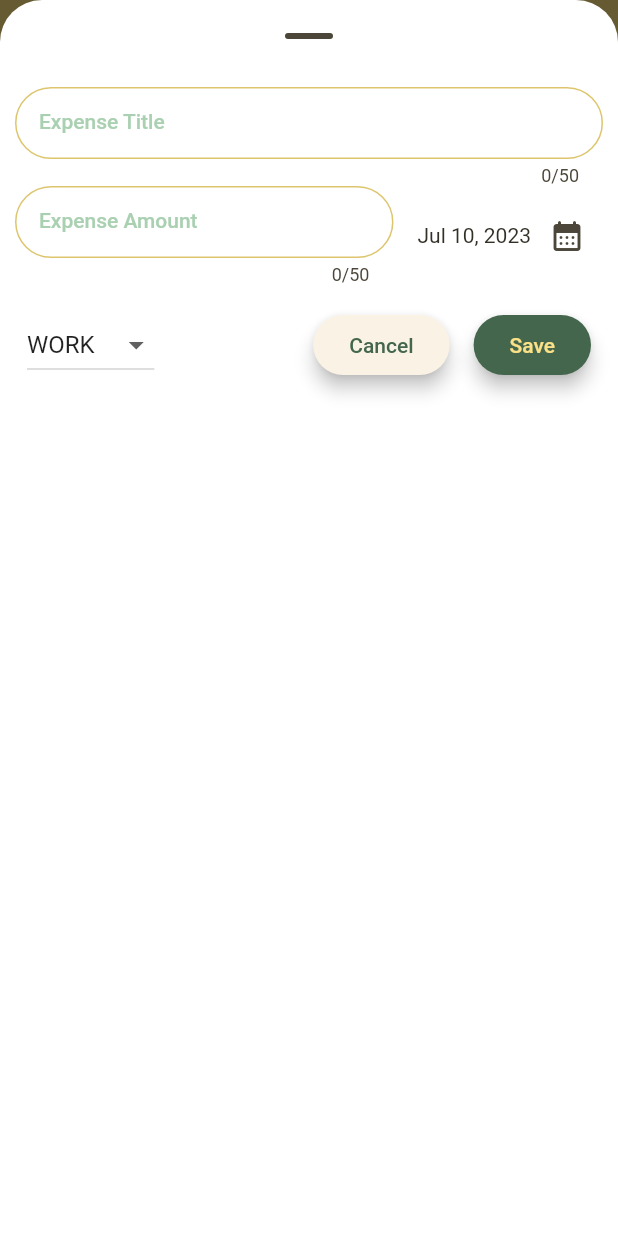
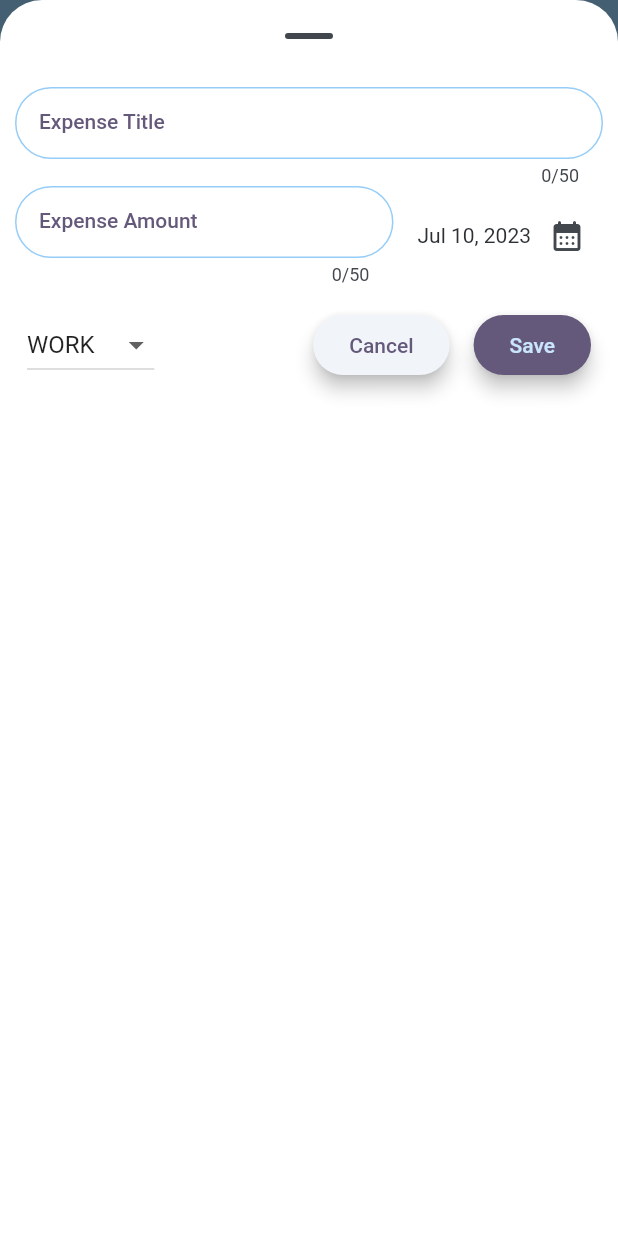
Before and after one commit to jaspal007/Expense-Tracker, a Flutter app: the screen it shows after launch, after a tap on the "add" icon, on a phone screen of 412 x 824 dp. Run offline on Flutter 3.47's test engine with Material 2 defaults, Android fonts, the phone set to English and light mode, and no system bars.

Commit message:
dark mode and chart

```diff
--- a/lib/main.dart
+++ b/lib/main.dart
@@ -1,3 +1,4 @@
+import 'package:expense_tracker/resources/global_variables.dart';
 import 'package:flutter/material.dart';
 
 import 'widget/expenses.dart';
@@ -14,27 +15,47 @@ class MyApp extends StatefulWidget {
 }
 
 class _MyAppState extends State<MyApp> {
-  // void setTheme() {
-  //   setState(() {
-  //     themeMode == ThemeMode.system;
-  //   });
-  // }
+  void setSeedColor() {
+    seedColor.value = backGround[backgroundColors.value]!;
+  }
+
 
   @override
   Widget build(BuildContext context) {
-    return MaterialApp(
-      themeMode: ThemeMode.system,
-      theme: themeDataLight,
-      darkTheme: themeDataDark,
-      debugShowCheckedModeBanner: false,
-      home: const Expenses(),
+    return ValueListenableBuilder<Color>(
+      valueListenable: seedColor,
+      builder: (context, Color color, child) {
+        return MaterialApp(
+          themeMode: ThemeMode.system,
+          theme: themeDataLight,
+          darkTheme: themeDataDark,
+          debugShowCheckedModeBanner: false,
+          home: Expenses(
+            backgroundColors: backgroundColors.value,
+            onColorchange: setSeedColor,
+          ),
+        );
+      },
     );
   }
 }
 
+Map<BackgroundColors, Color> backGround = {
+  BackgroundColors.yellow: const Color.fromRGBO(255, 227, 146, 1),
+  BackgroundColors.purple: const Color.fromARGB(255, 226, 192, 233),
+  BackgroundColors.green: const Color.fromARGB(255, 172, 227, 174),
+  BackgroundColors.blue: const Color.fromARGB(255, 158, 197, 229),
+  BackgroundColors.pink: const Color.fromARGB(255, 224, 170, 188),
+};
+
+final ValueNotifier<BackgroundColors> backgroundColors =
+    ValueNotifier(BackgroundColors.blue);
+ValueNotifier<Color> seedColor =
+    ValueNotifier(backGround[backgroundColors.value]!);
+
 //light theme
 final kColorScheme = ColorScheme.fromSeed(
-  seedColor: const Color.fromRGBO(250, 227, 146, 1),
+  seedColor: seedColor.value,
 );
 
 final ThemeData themeDataLight = ThemeData().copyWith(
@@ -73,6 +94,22 @@ final ThemeData themeDataLight = ThemeData().copyWith(
           //backgroundColor: Colors.blue,
         ),
       ),
+  inputDecorationTheme: const InputDecorationTheme().copyWith(
+    border: OutlineInputBorder(
+      borderRadius: BorderRadius.circular(50),
+    ),
+    enabledBorder: OutlineInputBorder(
+      borderRadius: BorderRadius.circular(50),
+      borderSide: BorderSide(color: kColorScheme.inversePrimary),
+    ),
+    focusedBorder: OutlineInputBorder(
+      borderRadius: BorderRadius.circular(50),
+      borderSide: BorderSide(color: kColorScheme.inversePrimary, width: 2),
+    ),
+    prefixStyle: TextStyle(color: kColorScheme.tertiary),
+    labelStyle: TextStyle(color: kColorScheme.tertiary),
+    hintStyle: TextStyle(color: kColorScheme.tertiary),
+  ),
   snackBarTheme: const SnackBarThemeData().copyWith(
     backgroundColor: kColorScheme.onSecondaryContainer,
   ),
@@ -85,7 +122,7 @@ final ThemeData themeDataLight = ThemeData().copyWith(
 //dark theme
 final kDarkColorScheme = ColorScheme.fromSeed(
   brightness: Brightness.dark,
-  seedColor: const Color.fromRGBO(250, 227, 146, 1),
+  seedColor: seedColor.value,
 );
 
 final ThemeData themeDataDark = ThemeData.dark().copyWith(
@@ -112,7 +149,7 @@ final ThemeData themeDataDark = ThemeData.dark().copyWith(
   ),
   textTheme: ThemeData().textTheme.copyWith(
         bodyLarge: TextStyle(
-          color: kDarkColorScheme.tertiary,
+          color: kDarkColorScheme.tertiaryContainer,
           //backgroundColor: Colors.green,
         ),
         bodyMedium: TextStyle(
@@ -120,20 +157,43 @@ final ThemeData themeDataDark = ThemeData.dark().copyWith(
           //backgroundColor: Colors.red,
         ),
         bodySmall: TextStyle(
-          color: kDarkColorScheme.tertiary,
+          color: kDarkColorScheme.onInverseSurface,
           //backgroundColor: Colors.blue,
         ),
       ),
+  dialogTheme:
+      const DialogTheme().copyWith(backgroundColor: kDarkColorScheme.tertiary),
   snackBarTheme: const SnackBarThemeData().copyWith(
     backgroundColor: kDarkColorScheme.onSecondaryContainer,
     shape: const RoundedRectangleBorder(
       borderRadius: BorderRadius.all(
-        Radius.circular(10),
+        Radius.circular(20),
       ),
     ),
   ),
+  inputDecorationTheme: const InputDecorationTheme().copyWith(
+    suffixIconColor: kDarkColorScheme.onInverseSurface,
+    border: OutlineInputBorder(borderRadius: BorderRadius.circular(50)),
+    enabledBorder: OutlineInputBorder(
+      borderRadius: BorderRadius.circular(50),
+      borderSide: BorderSide(color: kDarkColorScheme.inversePrimary),
+    ),
+    focusedBorder: OutlineInputBorder(
+      borderRadius: BorderRadius.circular(50),
+      borderSide: BorderSide(color: kDarkColorScheme.inversePrimary, width: 2),
+    ),
+    prefixStyle: TextStyle(color: kDarkColorScheme.tertiaryContainer),
+    labelStyle: TextStyle(color: kDarkColorScheme.tertiaryContainer),
+    hintStyle: TextStyle(color: kDarkColorScheme.tertiaryContainer),
+  ),
+  iconTheme:
+      const IconThemeData().copyWith(color: kDarkColorScheme.onInverseSurface),
   bottomSheetTheme: const BottomSheetThemeData().copyWith(
-    backgroundColor: kDarkColorScheme.tertiaryContainer,
+    backgroundColor: kDarkColorScheme.secondary,
     showDragHandle: true,
   ),
+  floatingActionButtonTheme: const FloatingActionButtonThemeData().copyWith(
+      elevation: 20,
+      backgroundColor: kDarkColorScheme.onPrimaryContainer,
+      foregroundColor: kDarkColorScheme.onInverseSurface),
 );
--- a/lib/modal/expense.dart
+++ b/lib/modal/expense.dart
@@ -22,3 +22,28 @@ class Expense {
 
   String get formattedDate => formatted.format(date);
 }
+
+class ExpenseBucket {
+  ExpenseBucket({
+    required this.category,
+    required this.expenses,
+  });
+
+  ExpenseBucket.forCategory(
+    List<Expense> allExpenses,
+    this.category,
+  ) : expenses = allExpenses
+            .where((expense) => expense.category == category)
+            .toList();
+
+  final Category category;
+  final List<Expense> expenses;
+
+  double get totalExpenses {
+    double sum = 0;
+    for (final expense in expenses) {
+      sum += expense.amount;
+    }
+    return sum;
+  }
+}
--- a/lib/resources/global_variables.dart
+++ b/lib/resources/global_variables.dart
@@ -10,6 +10,8 @@ import '../modal/expense.dart';
 final formatted = DateFormat.yMMMd();
 
 enum Category { food, travel, work, leisure }
+
+enum BackgroundColors { yellow, purple, green, blue, pink }
 
 const categoryIcon = {
   Category.food: Icons.lunch_dining_rounded,
--- /dev/null
+++ b/lib/widget/chart.dart
@@ -0,0 +1,96 @@
+import 'package:expense_tracker/widget/chart_bar.dart';
+import 'package:flutter/material.dart';
+
+import '../modal/expense.dart';
+import '../resources/global_variables.dart';
+
+class Chart extends StatelessWidget {
+  const Chart({super.key, required this.expenses});
+
+  final List<Expense> expenses;
+
+  List<ExpenseBucket> get buckets {
+    return [
+      ExpenseBucket.forCategory(expenses, Category.food),
+      ExpenseBucket.forCategory(expenses, Category.leisure),
+      ExpenseBucket.forCategory(expenses, Category.travel),
+      ExpenseBucket.forCategory(expenses, Category.work),
+    ];
+  }
+
+  double get maxTotalExpense {
+    double maxTotalExpense = 0;
+
+    for (final bucket in buckets) {
+      if (bucket.totalExpenses > maxTotalExpense) {
+        maxTotalExpense = bucket.totalExpenses;
+      }
+    }
+
+    return maxTotalExpense;
+  }
+
+  @override
+  Widget build(BuildContext context) {
+    final isDarkMode =
+        MediaQuery.of(context).platformBrightness == Brightness.dark;
+    return Container(
+      margin: const EdgeInsets.all(16),
+      padding: const EdgeInsets.symmetric(
+        vertical: 16,
+        horizontal: 8,
+      ),
+      width: double.infinity,
+      height: 180,
+      decoration: BoxDecoration(
+        borderRadius: BorderRadius.circular(8),
+        gradient: LinearGradient(
+          colors: [
+            Theme.of(context).colorScheme.primary.withOpacity(0.3),
+            Theme.of(context).colorScheme.primary.withOpacity(0.0)
+          ],
+          begin: Alignment.bottomCenter,
+          end: Alignment.topCenter,
+        ),
+      ),
+      child: Column(
+        children: [
+          Expanded(
+            child: Row(
+              crossAxisAlignment: CrossAxisAlignment.end,
+              children: [
+                for (final bucket in buckets) // alternative to map()
+                  ChartBar(
+                    fill: bucket.totalExpenses == 0
+                        ? 0
+                        : bucket.totalExpenses / maxTotalExpense,
+                  )
+              ],
+            ),
+          ),
+          const SizedBox(height: 12),
+          Row(
+            children: buckets
+                .map(
+                  (bucket) => Expanded(
+                    child: Padding(
+                      padding: const EdgeInsets.symmetric(horizontal: 4),
+                      child: Icon(
+                        categoryIcon[bucket.category],
+                        color: isDarkMode
+                            ? Theme.of(context).colorScheme.secondary
+                            : Theme.of(context)
+                                .colorScheme
+                                .primary
+                                .withOpacity(0.7),
+                      ),
+                    ),
+                  ),
+                )
+                .toList(),
+          )
+        ],
+      ),
+    );
+  }
+}
--- /dev/null
+++ b/lib/widget/chart_bar.dart
@@ -0,0 +1,34 @@
+import 'package:flutter/material.dart';
+
+class ChartBar extends StatelessWidget {
+  const ChartBar({
+    super.key,
+    required this.fill,
+  });
+
+  final double fill;
+
+  @override
+  Widget build(BuildContext context) {
+    final isDarkMode =
+        MediaQuery.of(context).platformBrightness == Brightness.dark;
+    return Expanded(
+      child: Padding(
+        padding: const EdgeInsets.symmetric(horizontal: 4),
+        child: FractionallySizedBox(
+          heightFactor: fill,
+          child: DecoratedBox(
+            decoration: BoxDecoration(
+              shape: BoxShape.rectangle,
+              borderRadius:
+                  const BorderRadius.vertical(top: Radius.circular(8)),
+              color: isDarkMode
+                  ? Theme.of(context).colorScheme.secondary
+                  : Theme.of(context).colorScheme.primary.withOpacity(0.65),
+            ),
+          ),
+        ),
+      ),
+    );
+  }
+}
--- a/lib/widget/expenses.dart
+++ b/lib/widget/expenses.dart
@@ -1,5 +1,6 @@
 //Scaffold returning widget that displays the appBar and the expense list
 
+import 'package:expense_tracker/widget/chart.dart';
 import 'package:expense_tracker/widget/expenses_list/expenses_list.dart';
 import 'package:expense_tracker/resources/global_variables.dart';
 import 'package:expense_tracker/widget/new_expense.dart';
@@ -7,10 +8,15 @@ import 'package:flutter/material.dart';
 
 import '../modal/expense.dart';
 
+// ignore: must_be_immutable
 class Expenses extends StatefulWidget {
-  const Expenses({
+  Expenses({
     super.key,
+    required this.backgroundColors,
+    required this.onColorchange,
   });
+  BackgroundColors backgroundColors;
+  final Function onColorchange;
   @override
   State<Expenses> createState() => _ExpensesState();
 }
@@ -61,7 +67,7 @@ class _ExpensesState extends State<Expenses> {
       mainContent = Column(
         mainAxisAlignment: MainAxisAlignment.center,
         children: [
-          const Text('The Chart'),
+          Chart(expenses: registeredExpense),
           ExpensesList(
             data: registeredExpense,
             onRemoveExpense: removeExpense,
@@ -69,6 +75,7 @@ class _ExpensesState extends State<Expenses> {
         ],
       );
     }
+
     void overlayView() {
       showModalBottomSheet(
         isScrollControlled: true,
@@ -83,17 +90,25 @@ class _ExpensesState extends State<Expenses> {
     return Scaffold(
       appBar: AppBar(
         actions: [
-          // IconButton(
-          //   onPressed: () => widget.onThemeChange,
-          //   icon: Icon(
-          //     (themeMode == ThemeMode.light)
-          //         ? Icons.wb_sunny_rounded
-          //         : Icons.nightlight_rounded,
-          //   ),
-          // ),
-          IconButton(
-            onPressed: overlayView, //to display the bottom sheet
-            icon: const Icon(Icons.add),
+          PopupMenuButton(
+            initialValue: widget.backgroundColors,
+            itemBuilder: (context) => BackgroundColors.values
+                .map(
+                  (value) => PopupMenuItem(
+                    value: value,
+                    child: Text(
+                      value.name.toUpperCase(),
+                    ),
+                  ),
+                )
+                .toList(),
+            icon: const Icon(Icons.format_paint),
+            onSelected: (value) {
+              setState(() {
+                widget.backgroundColors = value;
+              });
+              widget.onColorchange();
+            },
           ),
         ],
         title: const Text('Expense Tracker'),
@@ -102,6 +117,10 @@ class _ExpensesState extends State<Expenses> {
       body: Center(
         child: mainContent,
       ),
+      floatingActionButton: FloatingActionButton(
+        onPressed: overlayView,
+        child: const Icon(Icons.add),
+      ),
     );
   }
 }
--- a/lib/widget/flutter_widget/text_field_input.dart
+++ b/lib/widget/flutter_widget/text_field_input.dart
@@ -1,7 +1,7 @@
 //custom textfield for the bottom sheet
 
-import 'package:expense_tracker/main.dart';
 import 'package:flutter/material.dart';
+import 'package:flutter/services.dart';
 
 // ignore: must_be_immutable
 class TextFieldInput extends StatefulWidget {
@@ -48,32 +48,9 @@ class _TextFieldInputState extends State<TextFieldInput> {
       maxLength: 50,
       controller: controller,
       decoration: InputDecoration(
-        border: OutlineInputBorder(
-          borderRadius: BorderRadius.circular(50),
-        ),
-        enabledBorder: OutlineInputBorder(
-          borderRadius: BorderRadius.circular(50),
-          borderSide: BorderSide(color: kColorScheme.inversePrimary),
-        ),
-        focusedBorder: OutlineInputBorder(
-          borderRadius: BorderRadius.circular(50),
-          borderSide: BorderSide(color: kColorScheme.inversePrimary, width: 2),
-        ),
         prefixText: prefixText,
-        prefixStyle: TextStyle(
-            color: (ThemeMode.system == ThemeMode.light)
-                ? kColorScheme.tertiary
-                : kDarkColorScheme.tertiary),
         labelText: labelText,
-        labelStyle: TextStyle(
-            color: (ThemeMode.system == ThemeMode.light)
-                ? kColorScheme.tertiary
-                : kDarkColorScheme.tertiary),
         hintText: hintText,
-        hintStyle: TextStyle(
-            color: (ThemeMode.system == ThemeMode.light)
-                ? kColorScheme.tertiary
-                : kDarkColorScheme.tertiary),
         suffixIcon: _showClearButton
             ? IconButton(
                 onPressed: () {
--- a/lib/widget/new_expense.dart
+++ b/lib/widget/new_expense.dart
@@ -28,6 +28,16 @@ class _NewExpenseState extends State<NewExpense> {
   void dispose() {
     super.dispose();
     _title.dispose();
+  }
+
+  Color? onThemeMode() {
+    Color? color;
+    setState(() {
+      color = (ThemeMode.system == ThemeMode.dark)
+          ? kDarkColorScheme.onInverseSurface
+          : Theme.of(context).textTheme.bodyMedium!.color;
+    });
+    return color;
   }
 
   bool? submitExpenseData() {
@@ -99,9 +109,8 @@ class _NewExpenseState extends State<NewExpense> {
                   Text(
                     formatted.format(_dateTime!),
                     style: Theme.of(context).textTheme.bodyMedium!.copyWith(
-                        color: (ThemeMode.system == ThemeMode.dark)
-                            ? kDarkColorScheme.onInverseSurface
-                            : Theme.of(context).textTheme.bodyMedium!.color),
+                          color: onThemeMode(),
+                        ),
                   ),
                   IconButton(
                     onPressed: _datePicker,
```
